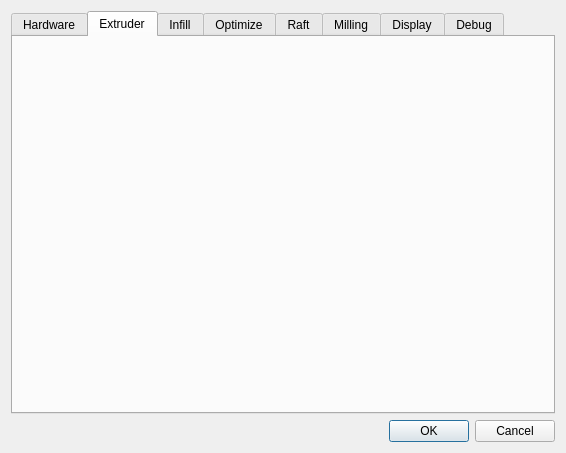
Qt form RepsnapperQt/preferences_dlg.ui (timschmidt/repsnapper) before a commit.
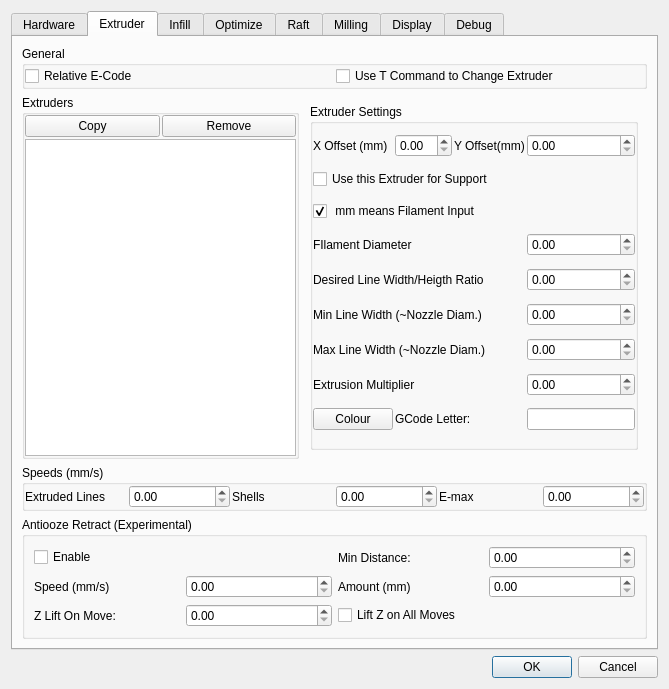
The same form after that commit. The open tabs and pages were chosen to show the change. Icons and pictures are not drawn. Custom widgets are drawn as their Qt base class.

Diff of the .ui file:
```diff
--- a/RepsnapperQt/preferences_dlg.ui
+++ b/RepsnapperQt/preferences_dlg.ui
@@ -6,8 +6,8 @@
    <rect>
     <x>0</x>
     <y>0</y>
-    <width>566</width>
-    <height>453</height>
+    <width>669</width>
+    <height>689</height>
    </rect>
   </property>
   <property name="windowTitle">
@@ -182,7 +182,7 @@
           </widget>
          </item>
          <item>
-          <widget class="QGroupBox" name="groupBox_2">
+          <widget class="QGroupBox" name="groupBox_axmov">
            <property name="title">
             <string>Axis Moving Speeds (mm/s)</string>
            </property>
@@ -334,6 +334,451 @@
       <attribute name="title">
        <string>Extruder</string>
       </attribute>
+      <layout class="QVBoxLayout" name="verticalLayout_6">
+       <item>
+        <widget class="QGroupBox" name="exgeneral">
+         <property name="title">
+          <string>General</string>
+         </property>
+         <layout class="QHBoxLayout" name="horizontalLayout_7">
+          <property name="spacing">
+           <number>2</number>
+          </property>
+          <property name="leftMargin">
+           <number>0</number>
+          </property>
+          <property name="topMargin">
+           <number>0</number>
+          </property>
+          <property name="rightMargin">
+           <number>0</number>
+          </property>
+          <property name="bottomMargin">
+           <number>0</number>
+          </property>
+          <item>
+           <widget class="QCheckBox" name="Slicing_RelativeEcode">
+            <property name="text">
+             <string>Relative E-Code</string>
+            </property>
+           </widget>
+          </item>
+          <item>
+           <widget class="QCheckBox" name="Slicing_UseTCommand">
+            <property name="text">
+             <string>Use T Command to Change Extruder</string>
+            </property>
+           </widget>
+          </item>
+         </layout>
+        </widget>
+       </item>
+       <item>
+        <widget class="QWidget" name="widget" native="true">
+         <property name="sizePolicy">
+          <sizepolicy hsizetype="Preferred" vsizetype="Expanding">
+           <horstretch>0</horstretch>
+           <verstretch>0</verstretch>
+          </sizepolicy>
+         </property>
+         <layout class="QHBoxLayout" name="horizontalLayout_6">
+          <property name="spacing">
+           <number>2</number>
+          </property>
+          <property name="leftMargin">
+           <number>0</number>
+          </property>
+          <property name="topMargin">
+           <number>0</number>
+          </property>
+          <property name="rightMargin">
+           <number>0</number>
+          </property>
+          <property name="bottomMargin">
+           <number>0</number>
+          </property>
+          <item>
+           <widget class="QGroupBox" name="groupBox_2">
+            <property name="sizePolicy">
+             <sizepolicy hsizetype="Minimum" vsizetype="Preferred">
+              <horstretch>0</horstretch>
+              <verstretch>0</verstretch>
+             </sizepolicy>
+            </property>
+            <property name="title">
+             <string>Extruders</string>
+            </property>
+            <layout class="QVBoxLayout" name="verticalLayout_8">
+             <property name="spacing">
+              <number>2</number>
+             </property>
+             <property name="leftMargin">
+              <number>0</number>
+             </property>
+             <property name="topMargin">
+              <number>0</number>
+             </property>
+             <property name="rightMargin">
+              <number>0</number>
+             </property>
+             <property name="bottomMargin">
+              <number>0</number>
+             </property>
+             <item>
+              <widget class="QWidget" name="widget_4" native="true">
+               <layout class="QHBoxLayout" name="horizontalLayout_8">
+                <property name="spacing">
+                 <number>2</number>
+                </property>
+                <property name="leftMargin">
+                 <number>0</number>
+                </property>
+                <property name="topMargin">
+                 <number>0</number>
+                </property>
+                <property name="rightMargin">
+                 <number>0</number>
+                </property>
+                <property name="bottomMargin">
+                 <number>0</number>
+                </property>
+                <item>
+                 <widget class="QPushButton" name="copy_extruder">
+                  <property name="text">
+                   <string>Copy</string>
+                  </property>
+                 </widget>
+                </item>
+                <item>
+                 <widget class="QPushButton" name="remove_extruder">
+                  <property name="text">
+                   <string>Remove</string>
+                  </property>
+                 </widget>
+                </item>
+               </layout>
+              </widget>
+             </item>
+             <item>
+              <widget class="QListView" name="extruder_listview"/>
+             </item>
+            </layout>
+           </widget>
+          </item>
+          <item>
+           <widget class="QWidget" name="widget_3" native="true">
+            <property name="sizePolicy">
+             <sizepolicy hsizetype="Expanding" vsizetype="Preferred">
+              <horstretch>0</horstretch>
+              <verstretch>0</verstretch>
+             </sizepolicy>
+            </property>
+            <layout class="QVBoxLayout" name="verticalLayout_7">
+             <item>
+              <widget class="QGroupBox" name="groupBox_10">
+               <property name="title">
+                <string>Extruder Settings</string>
+               </property>
+               <layout class="QGridLayout" name="gridLayout_9">
+                <property name="leftMargin">
+                 <number>0</number>
+                </property>
+                <property name="topMargin">
+                 <number>0</number>
+                </property>
+                <property name="rightMargin">
+                 <number>0</number>
+                </property>
+                <property name="bottomMargin">
+                 <number>0</number>
+                </property>
+                <property name="spacing">
+                 <number>2</number>
+                </property>
+                <item row="10" column="3">
+                 <widget class="QLineEdit" name="Extruder_GCLetter">
+                  <property name="text">
+                   <string/>
+                  </property>
+                 </widget>
+                </item>
+                <item row="5" column="0" colspan="3">
+                 <widget class="QLabel" name="label_63">
+                  <property name="text">
+                   <string>FIlament Diameter</string>
+                  </property>
+                 </widget>
+                </item>
+                <item row="4" column="0" colspan="3">
+                 <widget class="QCheckBox" name="checkBox_2">
+                  <property name="text">
+                   <string> mm means Filament Input</string>
+                  </property>
+                  <property name="checked">
+                   <bool>true</bool>
+                  </property>
+                 </widget>
+                </item>
+                <item row="1" column="0">
+                 <widget class="QLabel" name="label_61">
+                  <property name="text">
+                   <string>X Offset (mm)</string>
+                  </property>
+                 </widget>
+                </item>
+                <item row="5" column="3">
+                 <widget class="QDoubleSpinBox" name="Extruder_FilamentDiameter"/>
+                </item>
+                <item row="7" column="0" colspan="3">
+                 <widget class="QLabel" name="label_65">
+                  <property name="text">
+                   <string>Min Line Width (~Nozzle Diam.)</string>
+                  </property>
+                 </widget>
+                </item>
+                <item row="6" column="3">
+                 <widget class="QDoubleSpinBox" name="Extruder_ExtrudedMaterialWidthRatio"/>
+                </item>
+                <item row="3" column="0" colspan="3">
+                 <widget class="QCheckBox" name="checkBox">
+                  <property name="text">
+                   <string>Use this Extruder for Support</string>
+                  </property>
+                 </widget>
+                </item>
+                <item row="8" column="0" colspan="3">
+                 <widget class="QLabel" name="label_66">
+                  <property name="text">
+                   <string>Max Line Width (~Nozzle Diam.)</string>
+                  </property>
+                 </widget>
+                </item>
+                <item row="1" column="1">
+                 <widget class="QDoubleSpinBox" name="Extruder_OffsetX"/>
+                </item>
+                <item row="7" column="3">
+                 <widget class="QDoubleSpinBox" name="Extruder_MinimumLineWidth"/>
+                </item>
+                <item row="6" column="0" colspan="3">
+                 <widget class="QLabel" name="label_64">
+                  <property name="text">
+                   <string>Desired Line Width/Heigth Ratio</string>
+                  </property>
+                 </widget>
+                </item>
+                <item row="1" column="3">
+                 <widget class="QDoubleSpinBox" name="Extruder_OffsetY"/>
+                </item>
+                <item row="1" column="2">
+                 <widget class="QLabel" name="label_62">
+                  <property name="text">
+                   <string>Y Offset(mm)</string>
+                  </property>
+                 </widget>
+                </item>
+                <item row="8" column="3">
+                 <widget class="QDoubleSpinBox" name="Extruder_MaximumLineWidth"/>
+                </item>
+                <item row="9" column="3">
+                 <widget class="QDoubleSpinBox" name="Extruder_ExtrusionFactor"/>
+                </item>
+                <item row="9" column="0" colspan="3">
+                 <widget class="QLabel" name="label_67">
+                  <property name="text">
+                   <string>Extrusion Multiplier</string>
+                  </property>
+                 </widget>
+                </item>
+                <item row="10" column="0">
+                 <widget class="ColorButton" name="Extruder_DisplayColour">
+                  <property name="text">
+                   <string>Colour</string>
+                  </property>
+                 </widget>
+                </item>
+                <item row="10" column="1" colspan="2">
+                 <widget class="QLabel" name="label_68">
+                  <property name="text">
+                   <string>GCode Letter:</string>
+                  </property>
+                  <property name="buddy">
+                   <cstring>label_68</cstring>
+                  </property>
+                 </widget>
+                </item>
+               </layout>
+              </widget>
+             </item>
+            </layout>
+           </widget>
+          </item>
+         </layout>
+        </widget>
+       </item>
+       <item>
+        <widget class="QGroupBox" name="groupBox_11">
+         <property name="sizePolicy">
+          <sizepolicy hsizetype="Preferred" vsizetype="Preferred">
+           <horstretch>0</horstretch>
+           <verstretch>0</verstretch>
+          </sizepolicy>
+         </property>
+         <property name="title">
+          <string>Speeds (mm/s)</string>
+         </property>
+         <layout class="QHBoxLayout" name="horizontalLayout_9">
+          <property name="spacing">
+           <number>2</number>
+          </property>
+          <property name="leftMargin">
+           <number>0</number>
+          </property>
+          <property name="topMargin">
+           <number>0</number>
+          </property>
+          <property name="rightMargin">
+           <number>0</number>
+          </property>
+          <property name="bottomMargin">
+           <number>0</number>
+          </property>
+          <item>
+           <widget class="QLabel" name="label_54">
+            <property name="text">
+             <string>Extruded Lines</string>
+            </property>
+           </widget>
+          </item>
+          <item>
+           <widget class="QDoubleSpinBox" name="Extruder_MaxLineSpeed">
+            <property name="maximum">
+             <double>1000.000000000000000</double>
+            </property>
+            <property name="singleStep">
+             <double>0.100000000000000</double>
+            </property>
+           </widget>
+          </item>
+          <item>
+           <widget class="QLabel" name="label_55">
+            <property name="text">
+             <string>Shells</string>
+            </property>
+           </widget>
+          </item>
+          <item>
+           <widget class="QDoubleSpinBox" name="Extruder_MaxShellSpeed">
+            <property name="maximum">
+             <double>1000.000000000000000</double>
+            </property>
+            <property name="singleStep">
+             <double>0.100000000000000</double>
+            </property>
+           </widget>
+          </item>
+          <item>
+           <widget class="QLabel" name="label_56">
+            <property name="text">
+             <string>E-max</string>
+            </property>
+           </widget>
+          </item>
+          <item>
+           <widget class="QDoubleSpinBox" name="Extruder_EmaxSpeed">
+            <property name="maximum">
+             <double>1000.000000000000000</double>
+            </property>
+            <property name="singleStep">
+             <double>0.100000000000000</double>
+            </property>
+           </widget>
+          </item>
+         </layout>
+        </widget>
+       </item>
+       <item>
+        <widget class="QGroupBox" name="groupBox_12">
+         <property name="title">
+          <string>Antiooze Retract (Experimental)</string>
+         </property>
+         <layout class="QGridLayout" name="gridLayout_8">
+          <item row="0" column="0">
+           <widget class="QCheckBox" name="Extruder_EnableAntiooze">
+            <property name="text">
+             <string>Enable</string>
+            </property>
+           </widget>
+          </item>
+          <item row="1" column="1">
+           <widget class="QDoubleSpinBox" name="Extruder_AntioozeSpeed">
+            <property name="maximum">
+             <double>1000.000000000000000</double>
+            </property>
+            <property name="singleStep">
+             <double>0.100000000000000</double>
+            </property>
+           </widget>
+          </item>
+          <item row="1" column="2">
+           <widget class="QLabel" name="label_60">
+            <property name="text">
+             <string>Amount (mm)</string>
+            </property>
+           </widget>
+          </item>
+          <item row="1" column="0">
+           <widget class="QLabel" name="label_57">
+            <property name="text">
+             <string>Speed (mm/s)</string>
+            </property>
+           </widget>
+          </item>
+          <item row="0" column="2">
+           <widget class="QLabel" name="label_59">
+            <property name="text">
+             <string>Min Distance:</string>
+            </property>
+           </widget>
+          </item>
+          <item row="2" column="0">
+           <widget class="QLabel" name="label_58">
+            <property name="text">
+             <string>Z Lift On Move:</string>
+            </property>
+           </widget>
+          </item>
+          <item row="0" column="3">
+           <widget class="QDoubleSpinBox" name="Extruder_AntioozeDistance">
+            <property name="singleStep">
+             <double>0.100000000000000</double>
+            </property>
+           </widget>
+          </item>
+          <item row="1" column="3">
+           <widget class="QDoubleSpinBox" name="Extruder_AntioozeAmount">
+            <property name="singleStep">
+             <double>0.100000000000000</double>
+            </property>
+           </widget>
+          </item>
+          <item row="2" column="1">
+           <widget class="QDoubleSpinBox" name="Extruder_AntioozeZlift">
+            <property name="singleStep">
+             <double>0.100000000000000</double>
+            </property>
+           </widget>
+          </item>
+          <item row="2" column="2" colspan="2">
+           <widget class="QCheckBox" name="Extruder_ZliftAlways">
+            <property name="text">
+             <string>Lift Z on All Moves</string>
+            </property>
+           </widget>
+          </item>
+         </layout>
+        </widget>
+       </item>
+      </layout>
      </widget>
      <widget class="QWidget" name="infill_tab">
       <attribute name="title">
@@ -382,6 +827,101 @@
    </item>
   </layout>
  </widget>
+ <customwidgets>
+  <customwidget>
+   <class>ColorButton</class>
+   <extends>QPushButton</extends>
+   <header>../src/settings.h</header>
+  </customwidget>
+ </customwidgets>
+ <tabstops>
+  <tabstop>Hardware_Volume_X</tabstop>
+  <tabstop>Hardware_Volume_Y</tabstop>
+  <tabstop>Hardware_Volume_Z</tabstop>
+  <tabstop>Hardware_PrintMargin_X</tabstop>
+  <tabstop>Hardware_PrintMargin_Y</tabstop>
+  <tabstop>Hardware_PrintMargin_Z</tabstop>
+  <tabstop>Hardware_MinMoveSpeedXY</tabstop>
+  <tabstop>Hardware_MaxMoveSpeedXY</tabstop>
+  <tabstop>Hardware_MinMoveSpeedZ</tabstop>
+  <tabstop>Hardware_MaxMoveSpeedZ</tabstop>
+  <tabstop>Hardware_SerialSpeed</tabstop>
+  <tabstop>Hardware_KeepLines</tabstop>
+  <tabstop>Hardware_SpeedAlways</tabstop>
+  <tabstop>Slicing_MinShelltime</tabstop>
+  <tabstop>Slicing_MaxOverhangSpeed</tabstop>
+  <tabstop>Slicing_FarthestLayerStart</tabstop>
+  <tabstop>Slicing_FanControl</tabstop>
+  <tabstop>Slicing_MinFanSpeed</tabstop>
+  <tabstop>Slicing_MaxFanSpeed</tabstop>
+  <tabstop>Slicing_EnableAcceleration</tabstop>
+  <tabstop>Extruder_DistanceToReachFullSpeed</tabstop>
+  <tabstop>Slicing_GCodePostprocess</tabstop>
+  <tabstop>Slicing_GCodePostprocessor</tabstop>
+  <tabstop>Slicing_SupportWiden</tabstop>
+  <tabstop>Slicing_SupportInfillDistance</tabstop>
+  <tabstop>Slicing_SupportAngle_2</tabstop>
+  <tabstop>Slicing_DecorFilltype</tabstop>
+  <tabstop>Slicing_DecorInfillDistance</tabstop>
+  <tabstop>Slicing_DecorInfillRotation</tabstop>
+  <tabstop>Slicing_DecorLayers</tabstop>
+  <tabstop>Slicing_AltInfillLayers</tabstop>
+  <tabstop>Slicing_AltInfillPercent</tabstop>
+  <tabstop>Slicing_NoBridges</tabstop>
+  <tabstop>Slicing_BridgeExtrusion</tabstop>
+  <tabstop>Slicing_SupportFilltype</tabstop>
+  <tabstop>Slicing_SupportExtrusion</tabstop>
+  <tabstop>Slicing_FullFillExtrusion</tabstop>
+  <tabstop>Slicing_SolidThickness</tabstop>
+  <tabstop>Slicing_InfillOverlap</tabstop>
+  <tabstop>Slicing_NormalFilltype</tabstop>
+  <tabstop>Slicing_NormalFillExtrusion</tabstop>
+  <tabstop>Slicing_FullFilltype</tabstop>
+  <tabstop>Slicing_SingleSkirt</tabstop>
+  <tabstop>Slicing_FillSkirt</tabstop>
+  <tabstop>Slicing_VarSlicing</tabstop>
+  <tabstop>Slicing_UseArcs</tabstop>
+  <tabstop>Slicing_ArcsMaxAngle</tabstop>
+  <tabstop>Slicing_MinArcLength</tabstop>
+  <tabstop>Slicing_RoundCorners</tabstop>
+  <tabstop>Slicing_CornerRadius</tabstop>
+  <tabstop>Slicing_MoveNearest</tabstop>
+  <tabstop>Slicing_InfillRotationPrLayer</tabstop>
+  <tabstop>Slicing_InfillRotation</tabstop>
+  <tabstop>Slicing_Skirt</tabstop>
+  <tabstop>Slicing_ShellOffset</tabstop>
+  <tabstop>Slicing_SkirtDistance</tabstop>
+  <tabstop>Slicing_SkirtHeight</tabstop>
+  <tabstop>Slicing_MinLayertime</tabstop>
+  <tabstop>Slicing_RelativeEcode</tabstop>
+  <tabstop>Slicing_UseTCommand</tabstop>
+  <tabstop>copy_extruder</tabstop>
+  <tabstop>remove_extruder</tabstop>
+  <tabstop>extruder_listview</tabstop>
+  <tabstop>Extruder_ExtrusionFactor</tabstop>
+  <tabstop>Extruder_ExtrudedMaterialWidthRatio</tabstop>
+  <tabstop>checkBox_2</tabstop>
+  <tabstop>Extruder_OffsetX</tabstop>
+  <tabstop>Extruder_FilamentDiameter</tabstop>
+  <tabstop>checkBox</tabstop>
+  <tabstop>Extruder_GCLetter</tabstop>
+  <tabstop>Extruder_MaximumLineWidth</tabstop>
+  <tabstop>Extruder_MinimumLineWidth</tabstop>
+  <tabstop>Extruder_OffsetY</tabstop>
+  <tabstop>Extruder_MaxLineSpeed</tabstop>
+  <tabstop>Extruder_MaxShellSpeed</tabstop>
+  <tabstop>Extruder_EmaxSpeed</tabstop>
+  <tabstop>Extruder_EnableAntiooze</tabstop>
+  <tabstop>Extruder_AntioozeSpeed</tabstop>
+  <tabstop>Extruder_AntioozeDistance</tabstop>
+  <tabstop>Extruder_AntioozeAmount</tabstop>
+  <tabstop>Extruder_AntioozeZlift</tabstop>
+  <tabstop>Extruder_ZliftAlways</tabstop>
+  <tabstop>Slicing_FirstLayersSpeed</tabstop>
+  <tabstop>Slicing_FirstLayersNum</tabstop>
+  <tabstop>Slicing_FirstLayersInfillDist</tabstop>
+  <tabstop>Slicing_FirstLayerHeight</tabstop>
+ </tabstops>
  <resources/>
  <connections>
   <connection>
```
Left out of the diff: 810 changed lines with no effect on the pictures.
